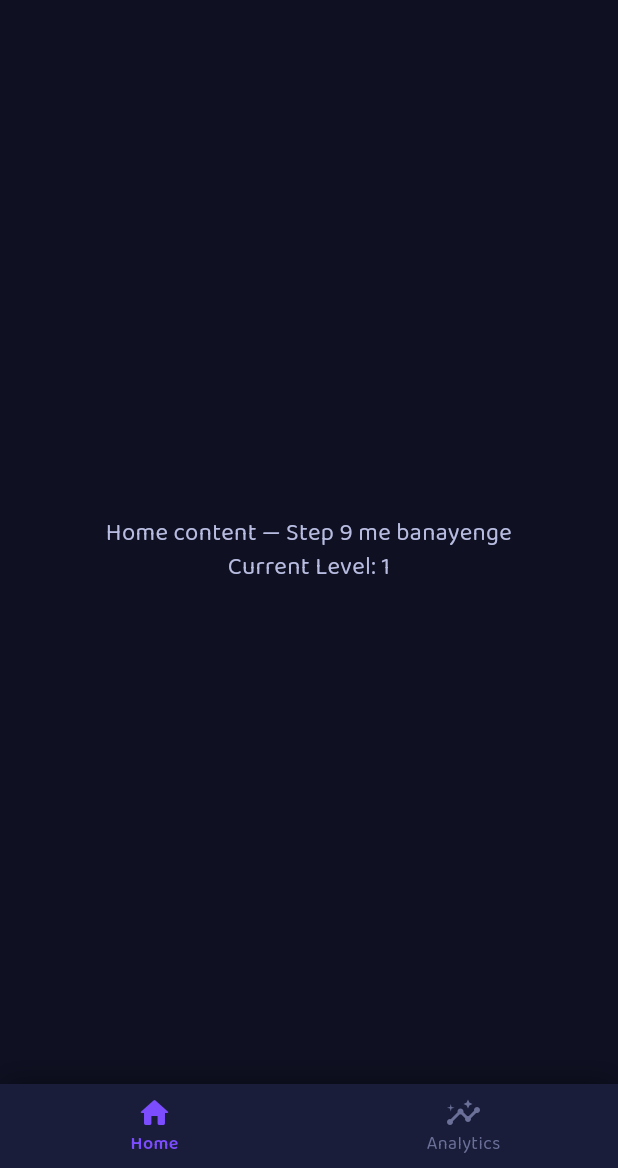
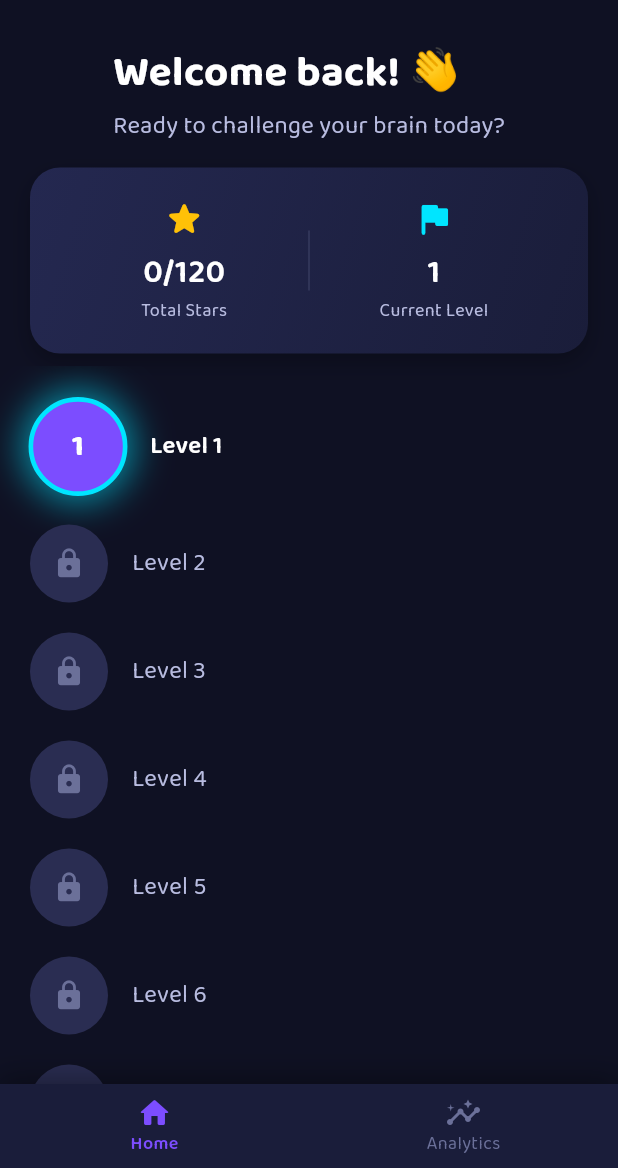
Before and after one commit to GuptaAbhay2/brain-Quest, a Flutter app: the screen it shows after launch, on a phone screen of 412 x 824 dp, the part 68-1236 px from its top. Run offline on Flutter 3.47's test engine with Material 3 defaults, Android fonts, the phone set to English and light mode, and no system bars; our stand-ins replace google_fonts, hive, hive_flutter; accounts and stored records are empty.

Commit message:
Home screen added

```diff
--- a/lib/screens/home_screen.dart
+++ b/lib/screens/home_screen.dart
@@ -2,9 +2,26 @@ import 'package:flutter/material.dart';
 import 'package:provider/provider.dart';
 import '../providers/level_provider.dart';
 import '../utils/app_text_styles.dart';
+import '../utils/constants.dart';
+import '../utils/encouraging_lines.dart';
+import '../widgets/game_summary_card.dart';
+import '../widgets/level_circle_tile.dart';
 
-class HomeScreen extends StatelessWidget {
+class HomeScreen extends StatefulWidget {
   const HomeScreen({super.key});
+
+  @override
+  State<HomeScreen> createState() => _HomeScreenState();
+}
+
+class _HomeScreenState extends State<HomeScreen> {
+  late final String _encouragingLine;
+
+  @override
+  void initState() {
+    super.initState();
+    _encouragingLine = EncouragingLines.getRandom();
+  }
 
   @override
   Widget build(BuildContext context) {
@@ -12,12 +29,53 @@ class HomeScreen extends StatelessWidget {
       appBar: AppBar(title: const Text('Brain Quest')),
       body: Consumer<LevelProvider>(
         builder: (context, levelProvider, _) {
-          return Center(
-            child: Text(
-              'Home content — Step 9 me banayenge\nCurrent Level: ${levelProvider.currentLevelNumber}',
-              textAlign: TextAlign.center,
-              style: AppTextStyles.body,
-            ),
+          final levels = levelProvider.levels;
+          final currentLevel = levelProvider.currentLevelNumber;
+
+          return Column(
+            children: [
+              Padding(
+                padding: const EdgeInsets.fromLTRB(20, 16, 20, 16),
+                child: Column(
+                  crossAxisAlignment: CrossAxisAlignment.start,
+                  children: [
+                    Text('Welcome back! 👋', style: AppTextStyles.heading1),
+                    const SizedBox(height: 4),
+                    Text(_encouragingLine, style: AppTextStyles.body),
+                  ],
+                ),
+              ),
+              GameSummaryCard(
+                totalStars: levelProvider.totalStarsEarned,
+                maxStars: AppConstants.totalLevels * 3,
+                currentLevel: currentLevel,
+              ),
+              const SizedBox(height: 8),
+              Expanded(
+                child: ListView.builder(
+                  padding: const EdgeInsets.only(top: 12, bottom: 24),
+                  itemCount: levels.length,
+                  itemBuilder: (context, index) {
+                    final level = levels[index];
+                    final isCurrent = level.levelNumber == currentLevel;
+
+                    return LevelCircleTile(
+                      progress: level,
+                      isCurrent: isCurrent,
+                      onTap: () {
+                        ScaffoldMessenger.of(context).showSnackBar(
+                          SnackBar(
+                            content: Text(
+                                'Level ${level.levelNumber} tapped — game screen aage banayenge'),
+                            duration: const Duration(seconds: 1),
+                          ),
+                        );
+                      },
+                    );
+                  },
+                ),
+              ),
+            ],
           );
         },
       ),
--- /dev/null
+++ b/lib/utils/encouraging_lines.dart
@@ -0,0 +1,17 @@
+import 'dart:math';
+
+class EncouragingLines {
+  EncouragingLines._();
+
+  static const List<String> _lines = [
+    'Ready to challenge your brain today?',
+    "Let's beat your best score!",
+    'Every level makes you sharper 🧠',
+    'Small steps, big brain gains.',
+    'You are on a roll — keep going!',
+  ];
+
+  static String getRandom() {
+    return _lines[Random().nextInt(_lines.length)];
+  }
+}
--- /dev/null
+++ b/lib/widgets/game_summary_card.dart
@@ -0,0 +1,77 @@
+import 'package:flutter/material.dart';
+import '../utils/app_colors.dart';
+import '../utils/app_text_styles.dart';
+
+class GameSummaryCard extends StatelessWidget {
+  final int totalStars;
+  final int maxStars;
+  final int currentLevel;
+
+  const GameSummaryCard({
+    super.key,
+    required this.totalStars,
+    required this.maxStars,
+    required this.currentLevel,
+  });
+
+  @override
+  Widget build(BuildContext context) {
+    return Container(
+      margin: const EdgeInsets.symmetric(horizontal: 20),
+      padding: const EdgeInsets.all(20),
+      decoration: BoxDecoration(
+        borderRadius: BorderRadius.circular(20),
+        gradient: LinearGradient(
+          colors: [AppColors.surfaceLight, AppColors.surface],
+          begin: Alignment.topLeft,
+          end: Alignment.bottomRight,
+        ),
+        boxShadow: [
+          BoxShadow(
+            color: Colors.black.withOpacity(0.25),
+            blurRadius: 12,
+            offset: const Offset(0, 6),
+          ),
+        ],
+      ),
+      child: Row(
+        children: [
+          Expanded(
+            child: _statColumn(
+              icon: Icons.star_rounded,
+              iconColor: AppColors.star,
+              label: 'Total Stars',
+              value: '$totalStars/$maxStars',
+            ),
+          ),
+          Container(width: 1, height: 40, color: AppColors.textMuted.withOpacity(0.3)),
+          Expanded(
+            child: _statColumn(
+              icon: Icons.flag_rounded,
+              iconColor: AppColors.secondary,
+              label: 'Current Level',
+              value: '$currentLevel',
+            ),
+          ),
+        ],
+      ),
+    );
+  }
+
+  Widget _statColumn({
+    required IconData icon,
+    required Color iconColor,
+    required String label,
+    required String value,
+  }) {
+    return Column(
+      children: [
+        Icon(icon, color: iconColor, size: 28),
+        const SizedBox(height: 6),
+        Text(value, style: AppTextStyles.heading2),
+        const SizedBox(height: 2),
+        Text(label, style: AppTextStyles.body.copyWith(fontSize: 12)),
+      ],
+    );
+  }
+}
--- /dev/null
+++ b/lib/widgets/level_circle_tile.dart
@@ -0,0 +1,130 @@
+import 'package:flutter/material.dart';
+import '../models/level_progress.dart';
+import '../utils/app_colors.dart';
+import '../utils/app_text_styles.dart';
+
+class LevelCircleTile extends StatefulWidget {
+  final LevelProgress progress;
+  final bool isCurrent;
+  final VoidCallback? onTap;
+
+  const LevelCircleTile({
+    super.key,
+    required this.progress,
+    required this.isCurrent,
+    this.onTap,
+  });
+
+  @override
+  State<LevelCircleTile> createState() => _LevelCircleTileState();
+}
+
+class _LevelCircleTileState extends State<LevelCircleTile>
+    with SingleTickerProviderStateMixin {
+  AnimationController? _pulseController;
+
+  @override
+  void initState() {
+    super.initState();
+    if (widget.isCurrent) {
+      _pulseController = AnimationController(
+        vsync: this,
+        duration: const Duration(milliseconds: 1200),
+      )..repeat(reverse: true);
+    }
+  }
+
+  @override
+  void dispose() {
+    _pulseController?.dispose();
+    super.dispose();
+  }
+
+  @override
+  Widget build(BuildContext context) {
+    final progress = widget.progress;
+    final isLocked = !progress.isUnlocked;
+    final isCompleted = progress.isCompleted;
+    final isCurrent = widget.isCurrent;
+    final double baseSize = isCurrent ? 64 : 52;
+
+    Widget circle = Container(
+      width: baseSize,
+      height: baseSize,
+      decoration: BoxDecoration(
+        shape: BoxShape.circle,
+        color: isLocked
+            ? AppColors.lockedLevel
+            : isCompleted
+                ? AppColors.completedLevel
+                : AppColors.primary,
+        boxShadow: isCurrent
+            ? [
+                BoxShadow(
+                  color: AppColors.currentLevelGlow.withOpacity(0.6),
+                  blurRadius: 20,
+                  spreadRadius: 4,
+                ),
+              ]
+            : [],
+        border: isCurrent
+            ? Border.all(color: AppColors.currentLevelGlow, width: 3)
+            : null,
+      ),
+      child: Center(
+        child: isLocked
+            ? const Icon(Icons.lock_rounded, color: AppColors.textMuted, size: 22)
+            : isCompleted
+                ? const Icon(Icons.check_rounded, color: Colors.white, size: 26)
+                : Text('${progress.levelNumber}', style: AppTextStyles.levelNumber),
+      ),
+    );
+
+    if (isCurrent && _pulseController != null) {
+      circle = AnimatedBuilder(
+        animation: _pulseController!,
+        builder: (context, child) {
+          final scale = 1.0 + (_pulseController!.value * 0.08);
+          return Transform.scale(scale: scale, child: child);
+        },
+        child: circle,
+      );
+    }
+
+    return InkWell(
+      onTap: isLocked ? null : widget.onTap,
+      borderRadius: BorderRadius.circular(40),
+      child: Padding(
+        padding: const EdgeInsets.symmetric(vertical: 10, horizontal: 20),
+        child: Row(
+          children: [
+            circle,
+            const SizedBox(width: 16),
+            Expanded(
+              child: Text(
+                'Level ${progress.levelNumber}',
+                style: isLocked
+                    ? AppTextStyles.body
+                    : AppTextStyles.body.copyWith(
+                        color: AppColors.textPrimary, fontWeight: FontWeight.w600),
+              ),
+            ),
+            if (isCompleted) _buildStars(progress.starsEarned),
+          ],
+        ),
+      ),
+    );
+  }
+
+  Widget _buildStars(int count) {
+    return Row(
+      children: List.generate(3, (i) {
+        return Icon(
+          i < count ? Icons.star_rounded : Icons.star_border_rounded,
+          color: AppColors.star,
+          size: 18,
+        );
+      }),
+    );
+  }
+}
```
